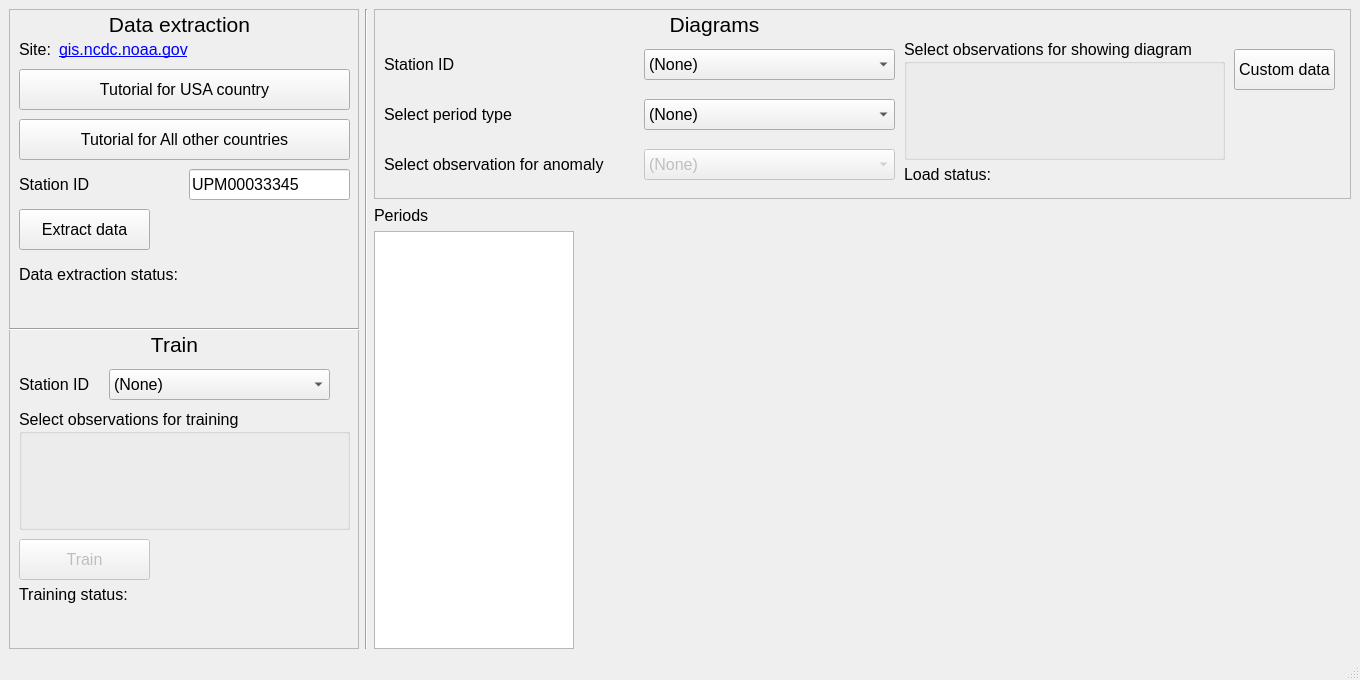
symphony-of-nirfolio/Signal-anomaly-detection, file gui/pyqt5_design_resizable.ui: the form before one commit.
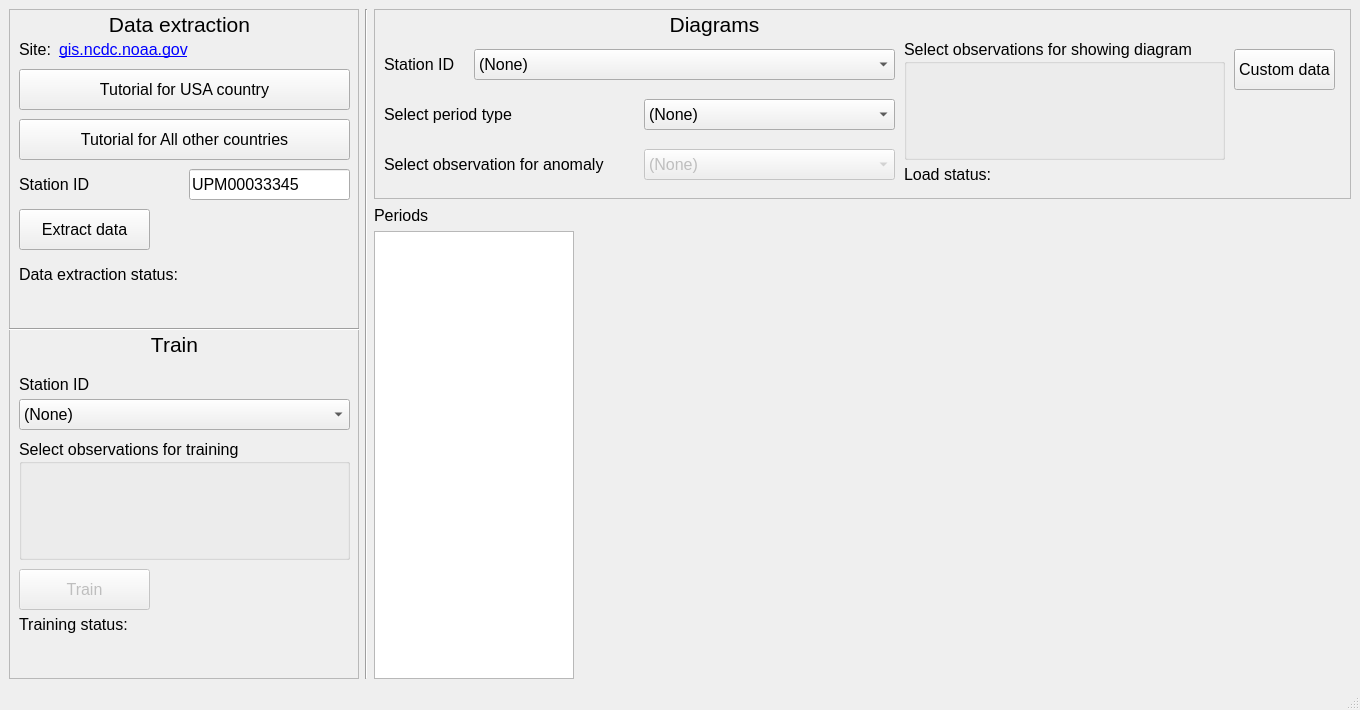
The form after the commit.

What changed in the file:
```diff
--- a/gui/pyqt5_design_resizable.ui
+++ b/gui/pyqt5_design_resizable.ui
@@ -7,7 +7,7 @@
     <x>0</x>
     <y>0</y>
     <width>1360</width>
-    <height>680</height>
+    <height>710</height>
    </rect>
   </property>
   <property name="windowTitle">
@@ -22,7 +22,7 @@
         <property name="minimumSize">
          <size>
           <width>350</width>
-          <height>640</height>
+          <height>670</height>
          </size>
         </property>
         <property name="maximumSize">
@@ -77,7 +77,7 @@
          <property name="geometry">
           <rect>
            <x>10</x>
-           <y>400</y>
+           <y>430</y>
            <width>331</width>
            <height>121</height>
           </rect>
@@ -205,7 +205,7 @@
          <property name="geometry">
           <rect>
            <x>10</x>
-           <y>600</y>
+           <y>630</y>
            <width>321</width>
            <height>31</height>
           </rect>
@@ -223,7 +223,7 @@
          <property name="geometry">
           <rect>
            <x>10</x>
-           <y>570</y>
+           <y>600</y>
            <width>181</width>
            <height>31</height>
           </rect>
@@ -244,7 +244,7 @@
          <property name="geometry">
           <rect>
            <x>10</x>
-           <y>530</y>
+           <y>560</y>
            <width>131</width>
            <height>41</height>
           </rect>
@@ -310,9 +310,9 @@
         <widget class="QComboBox" name="select_station_id_for_training_combo_box">
          <property name="geometry">
           <rect>
-           <x>100</x>
-           <y>360</y>
-           <width>221</width>
+           <x>10</x>
+           <y>390</y>
+           <width>331</width>
            <height>31</height>
           </rect>
          </property>
@@ -332,7 +332,7 @@
           <rect>
            <x>10</x>
            <y>360</y>
-           <width>81</width>
+           <width>111</width>
            <height>31</height>
           </rect>
          </property>
@@ -534,7 +534,7 @@
             <rect>
              <x>10</x>
              <y>40</y>
-             <width>261</width>
+             <width>91</width>
              <height>31</height>
             </rect>
            </property>
@@ -550,9 +550,9 @@
           <widget class="QComboBox" name="select_station_id_for_diagram_combo_box">
            <property name="geometry">
             <rect>
-             <x>270</x>
+             <x>100</x>
              <y>40</y>
-             <width>251</width>
+             <width>421</width>
              <height>31</height>
             </rect>
            </property>
```
